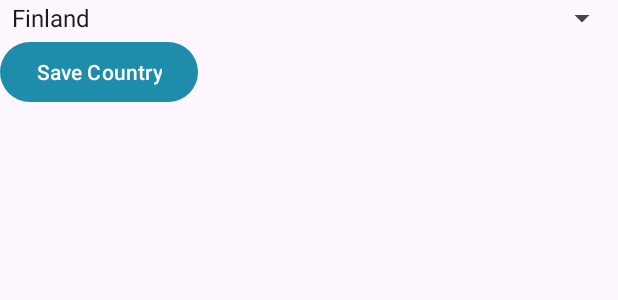
After one commit to Johamatt/RR-Android, an Android app built with Jetpack Compose: the layout activity_settings.xml on its own in the app's theme, with its tools: preview values and no code run, on a phone screen of 412 x 824 dp. The commit adds this screen. Shown: the top 300 px of the screen. Run offline under Robolectric (Android 15) with nearby library versions, the phone set to English and light mode, and no system bars.

Commit message:
add settings activity, rm viewmodel for now

```diff
--- /dev/null
+++ b/app/src/main/res/layout/activity_settings.xml
@@ -0,0 +1,21 @@
+<?xml version="1.0" encoding="utf-8"?>
+<LinearLayout xmlns:android="http://schemas.android.com/apk/res/android"
+    xmlns:tools="http://schemas.android.com/tools"
+    android:layout_width="match_parent"
+    android:layout_height="match_parent"
+    android:orientation="vertical"
+    tools:context=".ui.activity.SettingsActivity">
+
+    <Spinner
+        android:id="@+id/country_spinner"
+        android:layout_width="match_parent"
+        android:layout_height="wrap_content"
+        android:entries="@array/countries"
+        android:prompt="@string/select_country_prompt" />
+
+    <Button
+        android:id="@+id/save_country_btn"
+        android:layout_width="wrap_content"
+        android:layout_height="wrap_content"
+        android:text="Save Country" />
+</LinearLayout>
--- /dev/null
+++ b/app/src/main/res/values/arrays.xml
@@ -0,0 +1,8 @@
+
+<resources>
+    <string-array name="countries">
+        <item>Finland</item>
+        <item>Sweden</item>
+        <item>Norway</item>
+    </string-array>
+</resources>
--- a/app/src/main/res/values/strings.xml
+++ b/app/src/main/res/values/strings.xml
@@ -1,3 +1,4 @@
 <resources>
     <string name="app_name">RewardRoam</string>
+    <string name="select_country_prompt">Select your country</string>
 </resources>
```
Also changed, not shown: app/src/main/AndroidManifest.xml (+9 -0 lines), app/src/main/java/com/example/sport_geo_app/MainActivity.kt (+28 -4 lines), app/src/main/java/com/example/sport_geo_app/ui/activity/LoginActivity.kt (+25 -5 lines), app/src/main/java/com/example/sport_geo_app/ui/activity/RegisterActivity.kt (+12 -6 lines), app/src/main/java/com/example/sport_geo_app/ui/activity/SettingsActivity.kt (added, +100 -0 lines), app/src/main/java/com/example/sport_geo_app/ui/fragment/HomeFragment.kt (+9 -14 lines), app/src/main/java/com/example/sport_geo_app/ui/fragment/MapFragment.kt (+16 -2 lines), app/src/main/java/com/example/sport_geo_app/ui/viewmodel/UserViewModel.kt (+5 -15 lines), app/src/main/java/com/example/sport_geo_app/ui/viewmodel/ViewModelStoreProvider.kt (added, +11 -0 lines).
